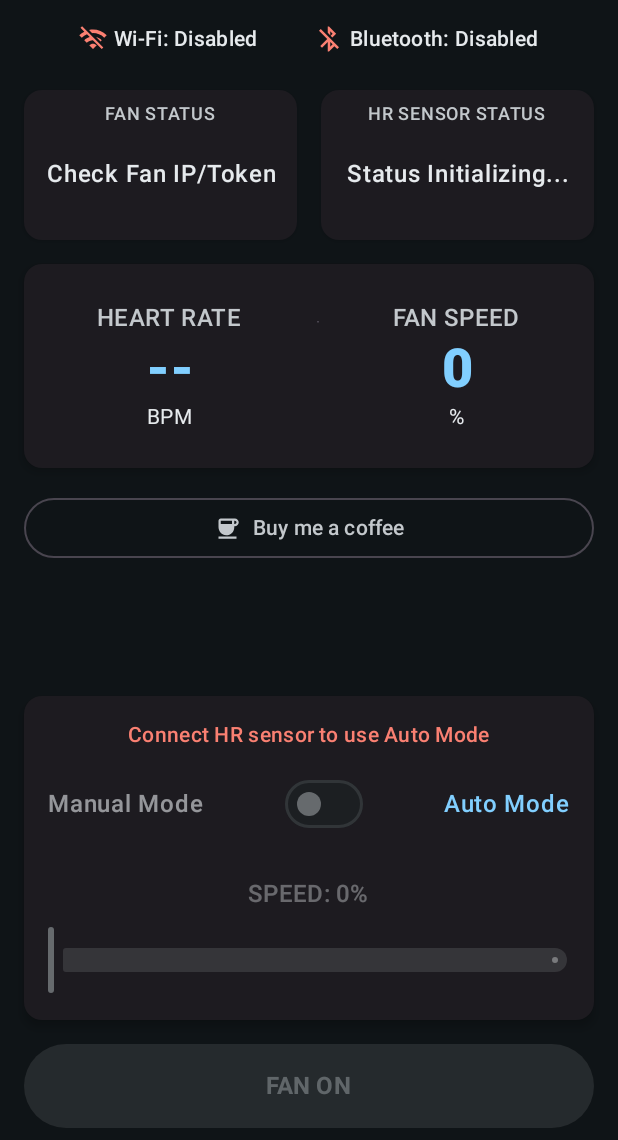
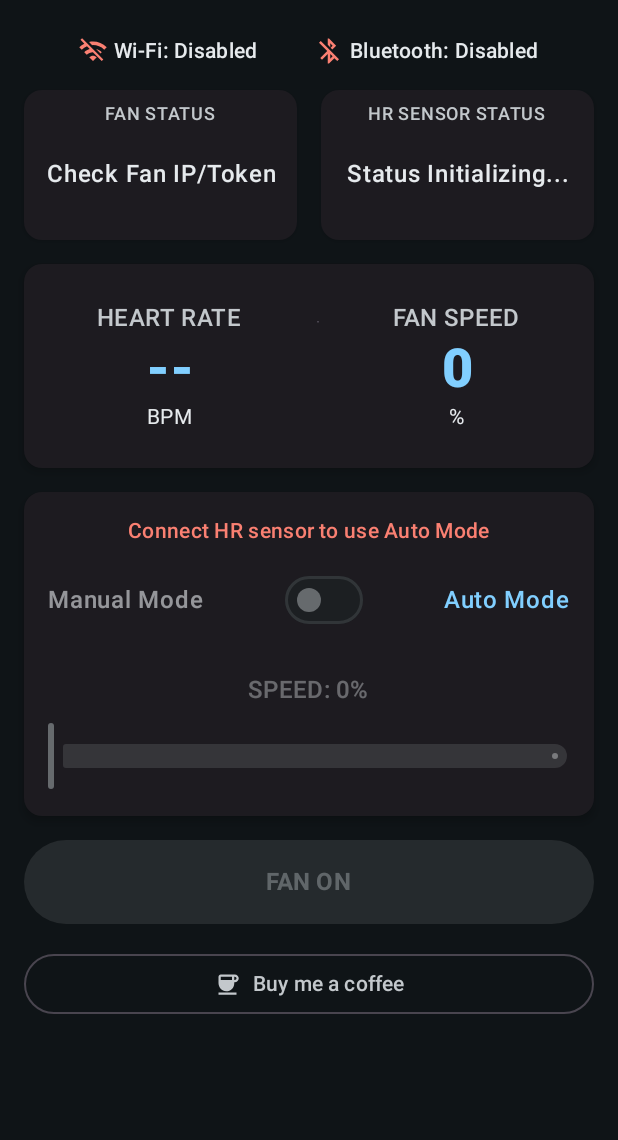
Before and after one commit to chudzik28/SmartHR-FanControl, an Android app built with Jetpack Compose: the composable MainScreen shown on its own in the app's theme, on a phone screen of 412 x 824 dp, the part 96-1236 px from its top. Run offline under Robolectric (Android 15) with nearby library versions, the phone set to English and light mode, and no system bars; 4 statements that could not run were skipped.

Commit message:
Fixed top bar issue and modified mainscreenlayout

```diff
--- a/app/build.gradle.kts
+++ b/app/build.gradle.kts
@@ -30,8 +30,8 @@ android {
         applicationId = "com.chudzikiewicz.smarthrfancontrol"
         minSdk = 31
         targetSdk = 36
-        versionCode = 5
-        versionName = "1.0.4"
+        versionCode = 7
+        versionName = "1.0.6"
         testInstrumentationRunner = "androidx.test.runner.AndroidJUnitRunner"
     }
 
--- a/app/src/main/java/com/chudzikiewicz/smarthrfancontrol/MainActivity.kt
+++ b/app/src/main/java/com/chudzikiewicz/smarthrfancontrol/MainActivity.kt
@@ -19,6 +19,7 @@ package com.chudzikiewicz.smarthrfancontrol
 
 import android.Manifest
 import android.os.Build
+import androidx.core.view.WindowCompat
 import android.os.Bundle
 import android.view.WindowManager
 import androidx.activity.ComponentActivity
@@ -48,6 +49,7 @@ class MainActivity : ComponentActivity() {
     override fun onCreate(savedInstanceState: Bundle?) {
         installSplashScreen()
         super.onCreate(savedInstanceState)
+        WindowCompat.setDecorFitsSystemWindows(window, false)
         window.addFlags(WindowManager.LayoutParams.FLAG_KEEP_SCREEN_ON)
 
         setContent {
--- a/app/src/main/java/com/chudzikiewicz/smarthrfancontrol/ui/screens/LibsScreen.kt
+++ b/app/src/main/java/com/chudzikiewicz/smarthrfancontrol/ui/screens/LibsScreen.kt
@@ -18,6 +18,7 @@
 package com.chudzikiewicz.smarthrfancontrol.ui.screens
 
 import androidx.compose.foundation.layout.Box
+import androidx.compose.foundation.layout.WindowInsets
 import androidx.compose.foundation.layout.fillMaxSize
 import androidx.compose.foundation.layout.padding
 import androidx.compose.material.icons.Icons
@@ -52,14 +53,15 @@ fun LibsScreen(onNavigateUp: () -> Unit) {
     Scaffold(
         topBar = {
             TopAppBar(
-                title = { Text("Open Source Licenses") },
+                title = { Text("Open Source Licenses") },windowInsets = WindowInsets(0),
                 navigationIcon = {
                     IconButton(onClick = onNavigateUp) {
                         Icon(Icons.AutoMirrored.Filled.ArrowBack, contentDescription = "Back")
                     }
                 }
             )
-        }
+        },
+        contentWindowInsets = WindowInsets(0)
     ) { paddingValues ->
         if (libs != null) {
             LibrariesContainer(
--- a/app/src/main/java/com/chudzikiewicz/smarthrfancontrol/ui/screens/MainScreen.kt
+++ b/app/src/main/java/com/chudzikiewicz/smarthrfancontrol/ui/screens/MainScreen.kt
@@ -69,39 +69,54 @@ fun MainScreen(viewModel: MainViewModel) {
                         fontWeight = FontWeight.Bold,
                         style = MaterialTheme.typography.titleLarge
                     )
-                }
+                },
+                windowInsets = WindowInsets(0)
             )
         },
+        contentWindowInsets = WindowInsets(0)
     ) { paddingValues ->
-        Column(
+        // POPRAWIONA STRUKTURA LAYOUTU
+        // Zewnętrzny Box aplikuje marginesy systemowe (paddingValues)
+        Box(
             modifier = Modifier
                 .fillMaxSize()
                 .padding(paddingValues)
-                .verticalScroll(rememberScrollState())
-                .padding(horizontal = 16.dp, vertical = 8.dp),
-            horizontalAlignment = Alignment.CenterHorizontally
         ) {
-            // Grupa 1: Górna część (statusy i dane)
+            // Wewnętrzna, przewijana kolumna ma już własne marginesy dla treści
             Column(
+                modifier = Modifier
+                    .fillMaxSize()
+                    .verticalScroll(rememberScrollState())
+                    .padding(horizontal = 16.dp),
                 horizontalAlignment = Alignment.CenterHorizontally,
                 verticalArrangement = Arrangement.spacedBy(16.dp)
             ) {
+                // Dodajemy odstęp na górze i na dole listy, aby treść
+                // nie przylegała do krawędzi przy przewijaniu
+                Spacer(modifier = Modifier.height(8.dp))
+
                 ConnectivityStatusRow(
                     isWifiEnabled = uiState.isWifiEnabled,
                     isBluetoothEnabled = uiState.isBluetoothEnabled
                 )
                 Row(
-                    modifier = Modifier.fillMaxWidth().height(IntrinsicSize.Min),
+                    modifier = Modifier
+                        .fillMaxWidth()
+                        .height(IntrinsicSize.Min),
                     horizontalArrangement = Arrangement.spacedBy(16.dp)
                 ) {
                     CompactStatusCard(
-                        modifier = Modifier.weight(1f).fillMaxHeight(),
+                        modifier = Modifier
+                            .weight(1f)
+                            .fillMaxHeight(),
                         title = "Fan Status",
                         status = uiState.fanConnectionStatus,
                         isConnecting = uiState.isFanConnecting
                     )
                     CompactStatusCard(
-                        modifier = Modifier.weight(1f).fillMaxHeight(),
+                        modifier = Modifier
+                            .weight(1f)
+                            .fillMaxHeight(),
                         title = "HR Sensor Status",
                         status = uiState.hrDeviceStatus,
                         isConnecting = uiState.isHrConnecting
@@ -117,17 +132,6 @@ fun MainScreen(viewModel: MainViewModel) {
                     heartRate = uiState.currentHeartRate,
                     fanSpeed = uiState.currentFanSpeed
                 )
-                SupportButton(url = "https://buymeacoffee.com/chudzim")
-            }
-
-            // "Sprężyna", która wypycha dolne elementy na dół ekranu
-            Spacer(modifier = Modifier.weight(1f, fill = true))
-
-            // Grupa 2: Dolna część (kontrolki)
-            Column(
-                horizontalAlignment = Alignment.CenterHorizontally,
-                verticalArrangement = Arrangement.spacedBy(16.dp)
-            ) {
                 FanControlPanel(
                     uiState = uiState,
                     isPanelEnabled = isFanConnected && uiState.isFanOn,
@@ -139,10 +143,14 @@ fun MainScreen(viewModel: MainViewModel) {
                     isEnabled = isFanConnected,
                     onClick = { viewModel.toggleFan() }
                 )
+                SupportButton(url = "https://buymeacoffee.com/chudzim")
+
+                Spacer(modifier = Modifier.height(8.dp))
             }
         }
     }
 }
+
 
 @Composable
 private fun ReconnectAlerts(
@@ -154,8 +162,7 @@ private fun ReconnectAlerts(
     if (isFanVisible || isHrVisible) {
         Row(
             modifier = Modifier
-                .fillMaxWidth()
-                .padding(vertical = 4.dp),
+                .fillMaxWidth(),
             horizontalArrangement = Arrangement.spacedBy(16.dp, Alignment.CenterHorizontally),
             verticalAlignment = Alignment.CenterVertically
         ) {
@@ -317,8 +324,7 @@ private fun MasterToggleButton(
 private fun ConnectivityStatusRow(isWifiEnabled: Boolean, isBluetoothEnabled: Boolean) {
     Row(
         modifier = Modifier
-            .fillMaxWidth()
-            .padding(vertical = 8.dp),
+            .fillMaxWidth(),
         horizontalArrangement = Arrangement.SpaceEvenly
     ) {
         ConnectivityStatusItem(label = "Wi-Fi", isEnabled = isWifiEnabled)
--- a/app/src/main/java/com/chudzikiewicz/smarthrfancontrol/ui/screens/SettingsScreen.kt
+++ b/app/src/main/java/com/chudzikiewicz/smarthrfancontrol/ui/screens/SettingsScreen.kt
@@ -110,9 +110,11 @@ fun SettingsScreen(navController: NavController, viewModel: MainViewModel) {
                         fontWeight = FontWeight.Bold,
                         style = MaterialTheme.typography.titleLarge
                     )
-                }
+                },
+                windowInsets = WindowInsets(0)
             )
-        }
+        },
+        contentWindowInsets = WindowInsets(0)
     ) { paddingValues ->
         Column(
             modifier = Modifier
```
Also changed, not shown: app/src/main/java/com/chudzikiewicz/smarthrfancontrol/ui/screens/ConsentScreen.kt (+19 -10 lines), app/src/main/java/com/chudzikiewicz/smarthrfancontrol/ui/screens/DeviceScanSreen.kt (+5 -2 lines).
